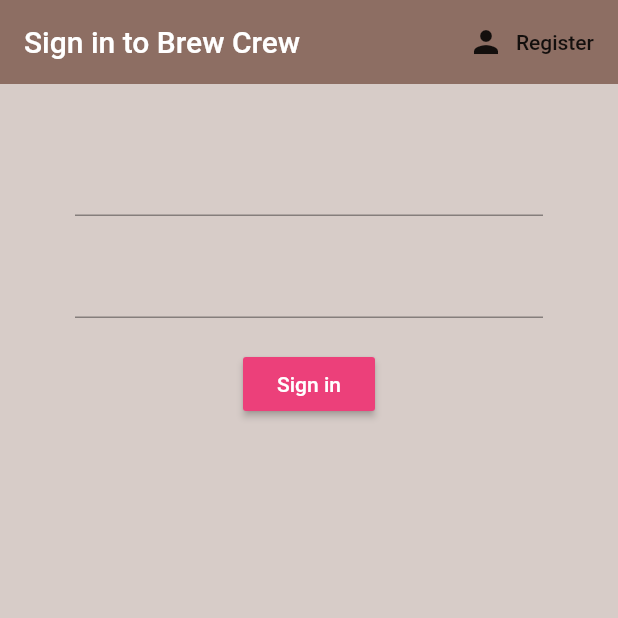
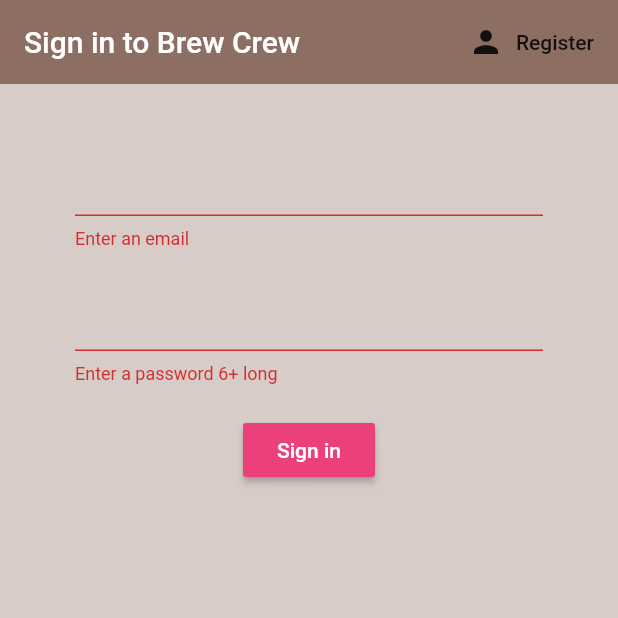
Before and after one commit to mouhsineelachbi/brew_crew, a Flutter app: the screen it shows after launch, after a tap on "Sign in", on a phone screen of 412 x 824 dp, the top half of it. Run offline on Flutter 3.47's test engine with Material 2 defaults, Android fonts, the phone set to English and light mode, and no system bars; our stand-ins replace firebase_auth; accounts and stored records are empty.

Commit message:
create sign in function in Auth Service and use It in sign in widget to sign in

```diff
--- a/lib/screens/authenticate/sign_in.dart
+++ b/lib/screens/authenticate/sign_in.dart
@@ -14,10 +14,12 @@ class SignIn extends StatefulWidget {
 class _SignInState extends State<SignIn> {
 
   final AuthService _auth = AuthService();
+  final _formKey = GlobalKey<FormState>();
 
   //  Text filed state
   String email = "";
   String password = "";
+  String error = "";
 
   @override
   Widget build(BuildContext context) {
@@ -40,10 +42,12 @@ class _SignInState extends State<SignIn> {
       body: Container(
         padding: EdgeInsets.symmetric(vertical: 20.0, horizontal: 50.0),
         child: Form(
+          key: _formKey,
           child: Column(
             children: [
               SizedBox(height: 20.0),
               TextFormField(
+                validator: (val) => val.isEmpty ? "Enter an email" : null,
                 onChanged: (val) {
                   setState(() {
                     email = val;
@@ -53,6 +57,7 @@ class _SignInState extends State<SignIn> {
               SizedBox(height: 20.0),
               TextFormField(
                 obscureText: true,
+                validator: (val) => val.length < 6 ? "Enter a password 6+ long" : null,
                 onChanged: (val) {
                   setState(() {
                     password = val;
@@ -62,7 +67,14 @@ class _SignInState extends State<SignIn> {
               SizedBox(height: 20.0),
               RaisedButton(
                 onPressed: () async {
-                  print('Email : $email and Password is : $password ');
+                  if(_formKey.currentState.validate()) {
+                    dynamic result = await _auth.signInWithEmailAndPassword(email, password);
+                    if(result == null){
+                      setState(() {
+                        error = "Couldn't sign in using this credentials";
+                      });
+                    }
+                  }
                 },
                 color: Colors.pink[400],
                 child: Text(
@@ -72,6 +84,14 @@ class _SignInState extends State<SignIn> {
                   ),
                 ),
               ),
+              SizedBox(height: 12.0,),
+              Text(
+                error,
+                style: TextStyle(
+                  color: Colors.red,
+                  fontSize: 14.0,
+                ),
+              )
             ],
           ),
         )
--- a/lib/services/auth.dart
+++ b/lib/services/auth.dart
@@ -28,6 +28,17 @@ class AuthService {
   }
 
   //  Sign in with Email and password
+  Future signInWithEmailAndPassword(String email, String password) async{
+    try {
+      AuthResult result = await _auth.signInWithEmailAndPassword(email: email, password: password);
+      FirebaseUser user = result.user;
+      return _userFromFirebaseUser(user);
+    }
+    catch(e){
+      print('Error : ${e.toString()}');
+      return null;
+    }
+  }
 
   //  Register with Email and password
   Future registerWithEmailAndPassword(String email, String password) async{
```
